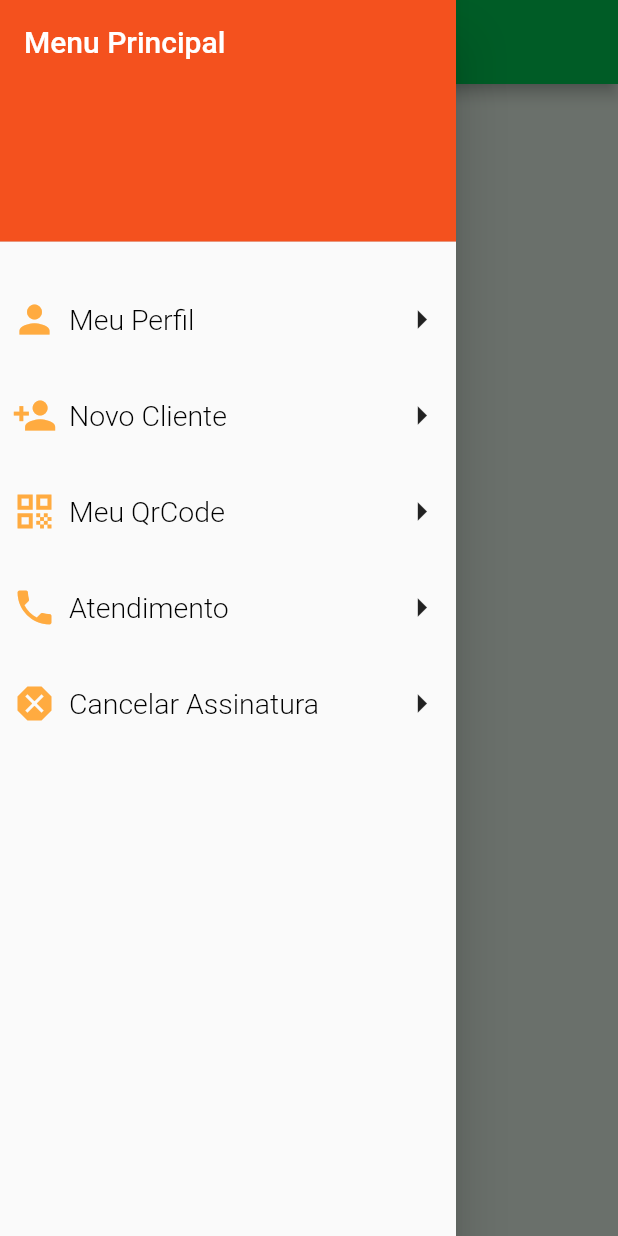
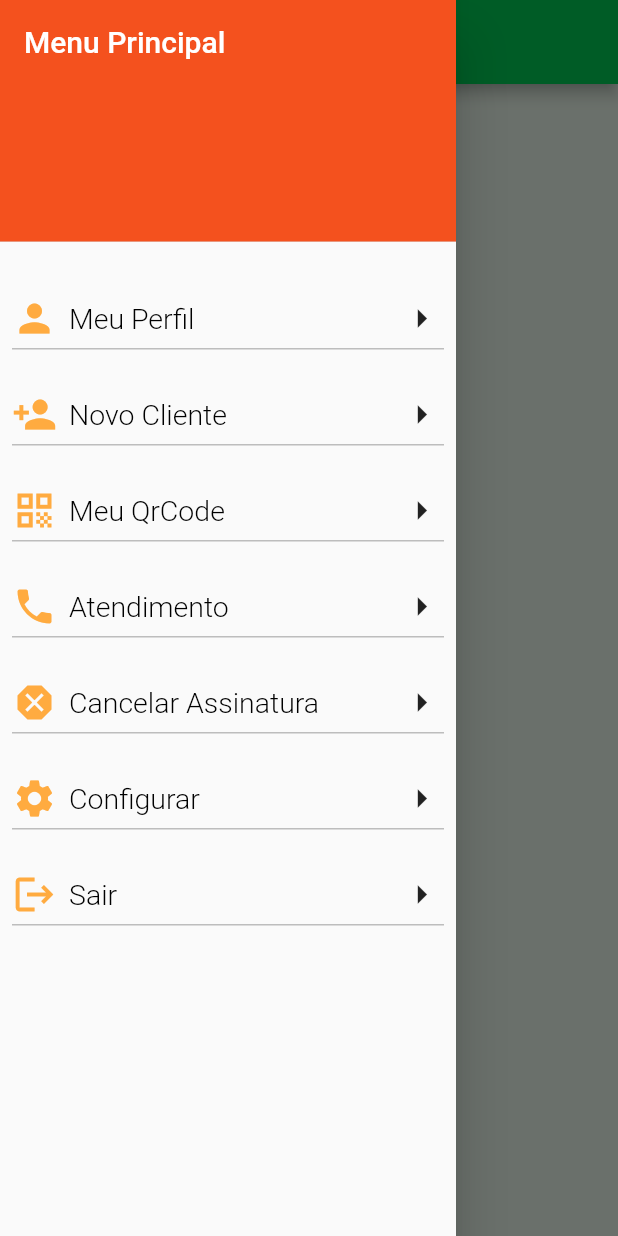
Before and after one commit to CristianBCandia/app-indicar, a Flutter app: the Home screen opened by its route, with the side drawer open, on a phone screen of 412 x 824 dp. Run offline on Flutter 3.47's test engine with Material 2 defaults, Android fonts, the light colour scheme and no system bars.

Commit message:
Menu home updated

```diff
--- a/app_indicar/lib/components/home.dart
+++ b/app_indicar/lib/components/home.dart
@@ -30,11 +30,14 @@ class Home extends StatelessWidget {
               ),
 
             ),
-            CustomListTile(Icons.person, 'Meu Perfil', (){}),
+            CustomListTile(Icons.person, 'Meu Perfil', (){
+            }),
             CustomListTile(Icons.person_add, 'Novo Cliente', (){}),
             CustomListTile(Icons.qr_code, 'Meu QrCode', (){}),
             CustomListTile(Icons.phone, 'Atendimento', (){}),
             CustomListTile(Icons.dangerous, 'Cancelar Assinatura', (){}),
+            CustomListTile(Icons.settings, 'Configurar', (){}),
+            CustomListTile(Icons.logout, 'Sair', (){}),
           ],
         ),
       ),
@@ -54,10 +57,14 @@ class CustomListTile extends StatelessWidget{
   Widget build(BuildContext context) {
     return Padding(
       padding: const EdgeInsets.fromLTRB(8.0, 24.0, 8.0, 0),
+      child: Container(
         child: InkWell(
           onTap: onTap,
           splashColor: Colors.orangeAccent,
           child: Container(
+            decoration: BoxDecoration(
+              border: Border(bottom: BorderSide(color: Colors.grey.shade400))
+            ),
             height: 40,
             child: Row(
               mainAxisAlignment: MainAxisAlignment.spaceBetween,
@@ -81,6 +88,7 @@ class CustomListTile extends StatelessWidget{
             ),
           ),
         ),
+      ),
     );
   }
 
```
Also changed, not shown: app_indicar/lib/components/client_register.dart (added, +10 -0 lines). Lines whose indentation alone changed are shown as unchanged.
